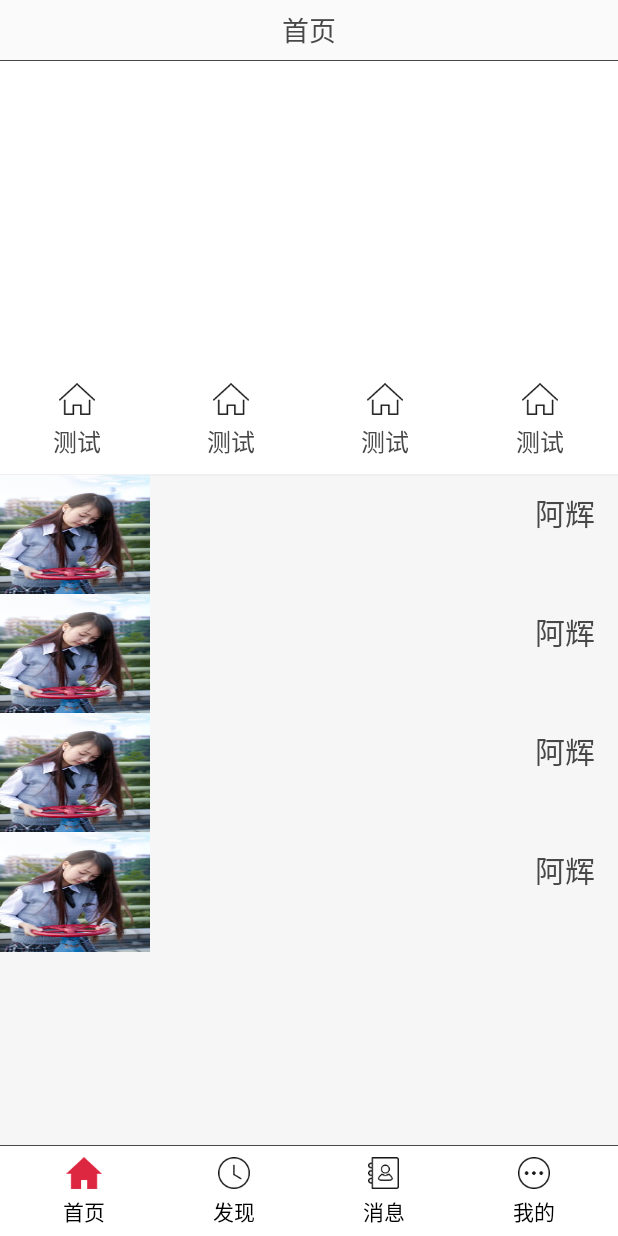
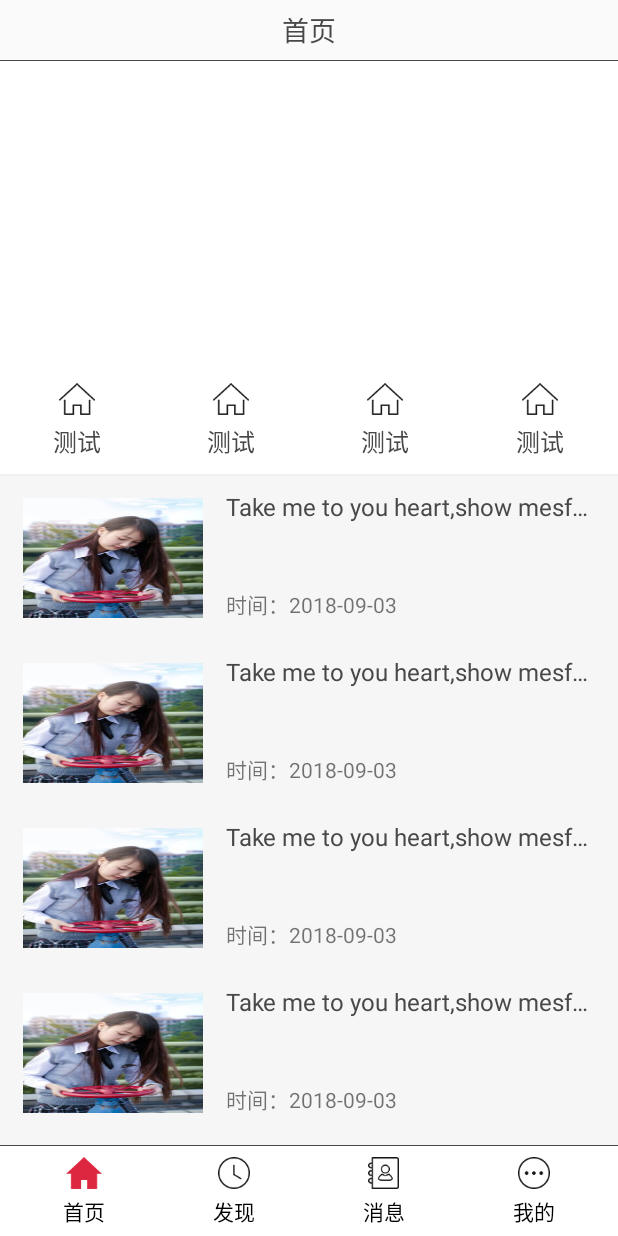
Before and after one commit to guoshanglan/MVP, an Android app: the screen it shows after launch (MainActivity), on a phone screen of 412 x 824 dp. Run offline under Robolectric (Android 15) with nearby library versions, the phone set to English and light mode, and no system bars; our stand-ins replace ButterKnife, CircleImageView; 2 statements that could not run were skipped.

```diff
--- a/app/build.gradle
+++ b/app/build.gradle
@@ -48,7 +48,7 @@ dependencies {
     compile "com.squareup.retrofit2:converter-scalars:2.3.0"
     compile 'com.jakewharton:butterknife:8.4.0'
     annotationProcessor 'com.jakewharton:butterknife-compiler:8.4.0'
-
+    compile 'com.github.bumptech.glide:glide:3.5.2'
     compile 'org.greenrobot:greendao:3.1.0'
     compile 'org.greenrobot:greendao-generator:3.1.0'
 
--- a/app/src/main/java/com/example/administrator/hdx_conference_mvp/fragment/HomeFragment.java
+++ b/app/src/main/java/com/example/administrator/hdx_conference_mvp/fragment/HomeFragment.java
@@ -1,6 +1,8 @@
 package com.example.administrator.hdx_conference_mvp.fragment;
 
 import android.os.Bundle;
+import android.os.Handler;
+import android.os.Message;
 import android.support.annotation.Nullable;
 import android.support.v4.view.ViewPager;
 import android.view.LayoutInflater;
@@ -9,6 +11,7 @@ import android.view.ViewGroup;
 
 import com.example.administrator.hdx_conference_mvp.R;
 import com.example.administrator.hdx_conference_mvp.adapter.HomeAdapter;
+import com.example.administrator.hdx_conference_mvp.adapter.HomeBannerAdapter;
 import com.example.administrator.hdx_conference_mvp.base.BaseFragment;
 import com.example.administrator.hdx_conference_mvp.base.BasePresenter;
 import com.example.administrator.hdx_conference_mvp.widview.CirclePageIndicator;
@@ -31,6 +34,10 @@ public class HomeFragment extends BaseFragment implements XListView.IXListViewLi
     public CirclePageIndicator pageIndicator;  //圆点控件
     public HomeAdapter adapter;
     public List<String>list;
+    public List<String>bannerlist;
+
+    private static final int SCROLL_WHAT = 0;
+    private static final int interval = 5000;//banner 滑动间隔时间
 
 
 
@@ -51,10 +58,19 @@ public class HomeFragment extends BaseFragment implements XListView.IXListViewLi
         pageIndicator = (CirclePageIndicator) headview.findViewById(R.id.cicleIndicator);
         mViewPager = (ViewPager) headview.findViewById(R.id.viewpager);
         list=new ArrayList<>();
+        bannerlist=new ArrayList<>();
+        bannerlist.add("1");
+        bannerlist.add("1");
+        bannerlist.add("1");
+        bannerlist.add("1");
         list.add("ahui");
         list.add("ahui");
         list.add("ahui");
         list.add("ahui");
+        mViewPager.setAdapter(new HomeBannerAdapter(getActivity(), bannerlist));
+        pageIndicator.setViewPager(mViewPager);
+        sendScrollMessage(interval);//banner开始滚动
+
         adapter=new HomeAdapter(getActivity(),list);
         mListView.setAdapter(adapter);
         mListView.addHeaderView(headview);
@@ -72,6 +88,29 @@ public class HomeFragment extends BaseFragment implements XListView.IXListViewLi
 
     }
 
+
+
+    private void sendScrollMessage(long delayTimeInMills) {
+        handler.removeMessages(SCROLL_WHAT);
+        handler.sendEmptyMessageDelayed(SCROLL_WHAT, delayTimeInMills);
+    }
+
+
+    private Handler handler = new Handler() {
+        @Override
+        public void handleMessage(Message msg) {
+            int count = bannerlist.size();
+            int currentIndex = mViewPager.getCurrentItem();
+            if (count > 1) {
+                currentIndex = (currentIndex + 1) % count;
+                mViewPager.setCurrentItem(currentIndex);
+                sendScrollMessage(interval);
+            }
+        }
+
+        ;
+    };
+
     @Override
     public void onRefresh() {
         mListView.stopLoadMore();
--- a/app/src/main/res/layout/home_item.xml
+++ b/app/src/main/res/layout/home_item.xml
@@ -5,21 +5,38 @@
 
 
     <ImageView
-        android:layout_width="@dimen/margin_100dp"
+        android:layout_width="120dp"
         android:layout_height="80dp"
         android:src="@drawable/meinv"
+        android:layout_margin="@dimen/margin_15dp"
         android:id="@+id/iv_item"
         android:scaleType="fitXY"/>
 
     <TextView
         android:layout_width="wrap_content"
         android:layout_height="wrap_content"
-        android:text="阿辉"
+        android:text="Take me to you heart,show mesfsfsfsfo"
         android:textColor="@color/text_color"
-        android:layout_alignParentRight="true"
+        android:layout_toRightOf="@id/iv_item"
         android:id="@+id/tv_title"
+        android:ellipsize="end"
+        android:singleLine="true"
         android:layout_marginRight="@dimen/margin_15dp"
         android:layout_marginTop="@dimen/margin_10dp"
-        android:textSize="20dp"/>
+        android:textSize="16dp"/>
+
+
+    <TextView
+        android:layout_width="wrap_content"
+        android:layout_height="wrap_content"
+        android:layout_below="@+id/tv_title"
+        android:layout_marginTop="43dp"
+        android:layout_toRightOf="@+id/iv_item"
+        android:text="时间：2018-09-03" />
+
+
+
+
+
 
 </RelativeLayout>
```
